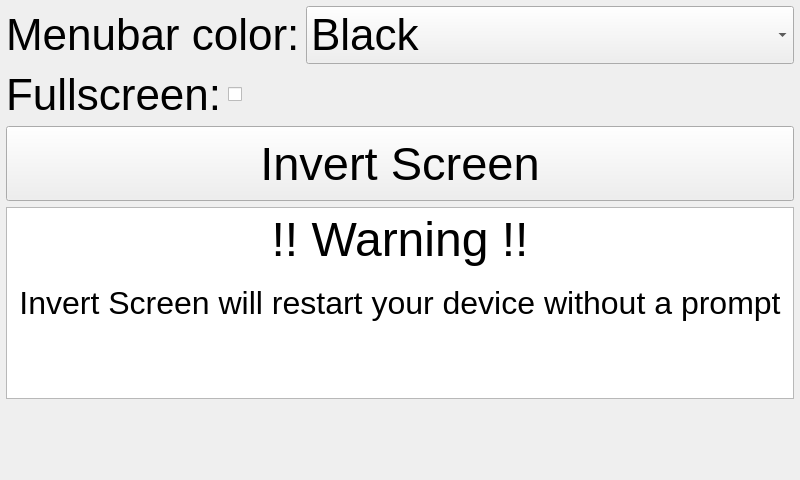
Old version of the form ui/GuiSettingsWidget.ui in the repository kipr/botui.
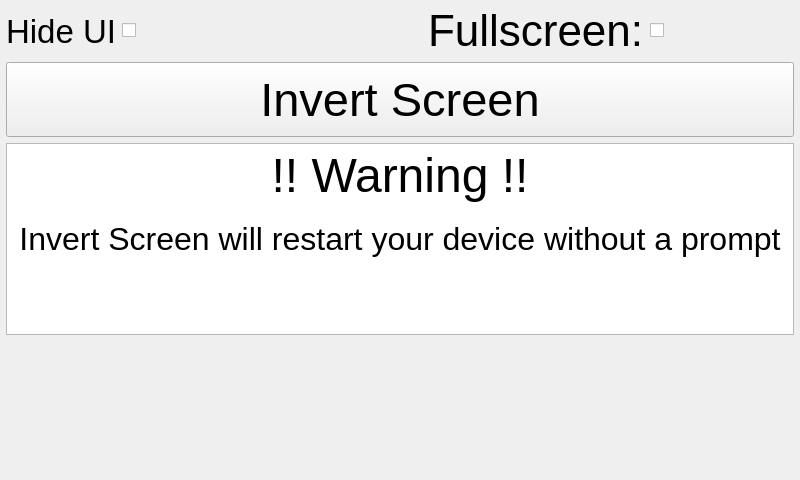
New version of the form.

Commit message: Added the Hide UI toggle

Diff of the .ui file:
```diff
--- a/ui/GuiSettingsWidget.ui
+++ b/ui/GuiSettingsWidget.ui
@@ -18,69 +18,67 @@
     <number>6</number>
    </property>
    <item>
-    <layout class="QHBoxLayout" name="horizontalLayout" stretch="0,1">
+    <layout class="QHBoxLayout" name="horizontalLayout_2" stretch="0,0,0,0,1">
      <item>
-      <widget class="QLabel" name="label">
+      <widget class="QLabel" name="label_3">
        <property name="font">
         <font>
-         <pointsize>33</pointsize>
+         <pointsize>25</pointsize>
+         <weight>50</weight>
+         <bold>false</bold>
         </font>
        </property>
        <property name="text">
-        <string>Menubar color:</string>
+        <string>Hide UI</string>
        </property>
       </widget>
      </item>
      <item>
-      <widget class="QComboBox" name="colors">
-       <property name="font">
-        <font>
-         <pointsize>33</pointsize>
-        </font>
+      <widget class="QCheckBox" name="hideUICheck">
+       <property name="minimumSize">
+        <size>
+         <width>100</width>
+         <height>0</height>
+        </size>
        </property>
-       <item>
-        <property name="text">
-         <string>Black</string>
-        </property>
-       </item>
-       <item>
-        <property name="text">
-         <string>Red</string>
-        </property>
-       </item>
-       <item>
-        <property name="text">
-         <string>Pink</string>
-        </property>
-       </item>
-       <item>
-        <property name="text">
-         <string>Blue</string>
-        </property>
-       </item>
-       <item>
-        <property name="text">
-         <string>Green</string>
-        </property>
-       </item>
-       <item>
-        <property name="text">
-         <string>Orange</string>
-        </property>
-       </item>
-       <item>
-        <property name="text">
-         <string>White</string>
-        </property>
-       </item>
+       <property name="sizeIncrement">
+        <size>
+         <width>50</width>
+         <height>50</height>
+        </size>
+       </property>
+       <property name="baseSize">
+        <size>
+         <width>50</width>
+         <height>50</height>
+        </size>
+       </property>
+       <property name="text">
+        <string/>
+       </property>
       </widget>
      </item>
-    </layout>
-   </item>
-   <item>
-    <layout class="QHBoxLayout" name="horizontalLayout_2" stretch="0,1">
+     <item>
+      <spacer name="horizontalSpacer">
+       <property name="orientation">
+        <enum>Qt::Horizontal</enum>
+       </property>
+       <property name="sizeHint" stdset="0">
+        <size>
+         <width>200</width>
+         <height>20</height>
+        </size>
+       </property>
+      </spacer>
+     </item>
      <item>
       <widget class="QLabel" name="label_2">
+       <property name="minimumSize">
+        <size>
+         <width>100</width>
+         <height>0</height>
+        </size>
+       </property>
        <property name="font">
         <font>
          <pointsize>33</pointsize>
```
Left out of the diff: 3 changed lines with no effect on the pictures. The commit also changes 19 other files.
